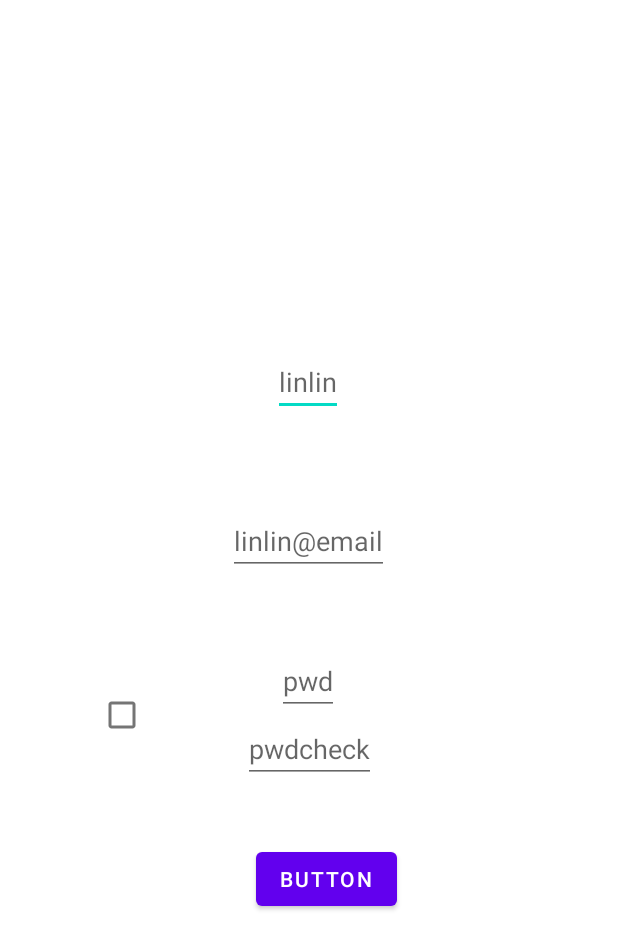
After one commit to uuko/teacher_topic, an Android app: the layout activity_add_teacher.xml on its own in the app's theme, with its tools: preview values and no code run, on a phone screen of 412 x 824 dp. The commit adds this screen. Shown: the top 949 px of the screen. Run offline under Robolectric (Android 15) with nearby library versions, the phone set to English and light mode, and no system bars; network calls fail.

Commit message:
"manerger新增老師帳號 done  "

```diff
--- a/app/build.gradle
+++ b/app/build.gradle
@@ -43,6 +43,8 @@ dependencies {
     implementation 'com.google.android.material:material:1.4.0'
     implementation 'androidx.constraintlayout:constraintlayout:2.1.0'
     implementation 'androidx.legacy:legacy-support-v4:1.0.0'
+    implementation 'androidx.navigation:navigation-fragment-ktx:2.3.5'
+    implementation 'androidx.navigation:navigation-ui-ktx:2.3.5'
     testImplementation 'junit:junit:4.+'
     androidTestImplementation 'androidx.test.ext:junit:1.1.3'
     androidTestImplementation 'androidx.test.espresso:espresso-core:3.4.0'
--- /dev/null
+++ b/app/src/main/java/com/example/linteacher/api/pojo/admin/addteacher/AddTeacherAllResponse.kt
@@ -0,0 +1,5 @@
+package com.example.linteacher.api.pojo.admin.addteacher
+
+data class AddTeacherAllResponse (
+    val result:String=""
+        )
--- a/app/src/main/java/com/example/linteacher/util/Config.kt
+++ b/app/src/main/java/com/example/linteacher/util/Config.kt
@@ -9,9 +9,11 @@ object Config {
     const val TEACHER_SECOND_FRAGMENT="TEACHER_SECOND_FRAGMENT"
     const val ADMIN= "A"
     const val TEACHER= "B"
-
+    const val ADDUSER="ADDUSER"
     //api
     const val LOGIN_URL="teacher/login"
     const val ADMIN_LIST_USER="/admin/teacher/list"
     const val ADMIN_CHANGE_USER_AUTHORITY="/admin/change/user/authority"
+    const val RESULT_OK="200"
+    const val ADMIN_REGISTER_="/teacher/register"
 }
--- /dev/null
+++ b/app/src/main/res/layout/activity_add_teacher.xml
@@ -0,0 +1,72 @@
+<?xml version="1.0" encoding="utf-8"?>
+<androidx.constraintlayout.widget.ConstraintLayout xmlns:android="http://schemas.android.com/apk/res/android"
+        xmlns:app="http://schemas.android.com/apk/res-auto"
+        xmlns:tools="http://schemas.android.com/tools"
+        android:layout_width="match_parent"
+        android:layout_height="match_parent"
+        tools:context=".ui.adminaddteacher.AddTeacherActivity">
+
+    <EditText
+            android:hint="linlin"
+            android:id="@+id/teacherName"
+            android:layout_width="wrap_content"
+            android:layout_height="wrap_content"
+            app:layout_constraintBottom_toBottomOf="parent"
+            app:layout_constraintEnd_toEndOf="parent"
+            app:layout_constraintHorizontal_bias="0.498"
+            app:layout_constraintStart_toStartOf="parent"
+            app:layout_constraintTop_toTopOf="parent"
+            app:layout_constraintVertical_bias="0.298" />
+
+    <EditText
+            android:hint="linlin@email"
+            android:id="@+id/teacherEmail"
+            android:layout_width="wrap_content"
+            android:layout_height="wrap_content"
+            app:layout_constraintBottom_toBottomOf="parent"
+            app:layout_constraintEnd_toEndOf="parent"
+            app:layout_constraintHorizontal_bias="0.498"
+            app:layout_constraintStart_toStartOf="parent"
+            app:layout_constraintTop_toBottomOf="@+id/teacherName"
+            app:layout_constraintVertical_bias="0.121" />
+    <EditText
+            android:hint="pwd"
+            android:id="@+id/teacherPwd"
+            android:layout_width="wrap_content"
+            android:layout_height="wrap_content"
+            app:layout_constraintBottom_toBottomOf="parent"
+            app:layout_constraintEnd_toEndOf="parent"
+            app:layout_constraintHorizontal_bias="0.498"
+            app:layout_constraintStart_toStartOf="parent"
+            app:layout_constraintTop_toBottomOf="@+id/teacherEmail"
+            app:layout_constraintVertical_bias="0.121" />
+
+    <EditText
+            android:hint="pwdcheck"
+            android:id="@+id/teacherCheckPasswd"
+            android:layout_width="wrap_content"
+            android:layout_height="wrap_content"
+            app:layout_constraintEnd_toEndOf="parent"
+            app:layout_constraintStart_toStartOf="parent"
+            app:layout_constraintTop_toBottomOf="@+id/teacherPwd" />
+
+    <CheckBox
+            android:id="@+id/checkBox"
+            android:layout_width="wrap_content"
+            android:layout_height="wrap_content"
+            app:layout_constraintBottom_toBottomOf="@+id/teacherCheckPasswd"
+            app:layout_constraintEnd_toStartOf="@+id/teacherCheckPasswd"
+            app:layout_constraintStart_toStartOf="parent"
+            app:layout_constraintTop_toTopOf="@+id/teacherPwd" />
+
+    <Button
+            android:id="@+id/add_teacher"
+            android:layout_width="wrap_content"
+            android:layout_height="wrap_content"
+            android:layout_marginTop="40dp"
+            android:text="Button"
+            app:layout_constraintEnd_toEndOf="parent"
+            app:layout_constraintHorizontal_bias="0.536"
+            app:layout_constraintStart_toStartOf="parent"
+            app:layout_constraintTop_toBottomOf="@+id/teacherCheckPasswd" />
+</androidx.constraintlayout.widget.ConstraintLayout>
--- a/app/src/main/res/layout/activity_admin_edit.xml
+++ b/app/src/main/res/layout/activity_admin_edit.xml
@@ -15,7 +15,7 @@
             app:layout_constraintStart_toStartOf="parent"
             app:layout_constraintTop_toTopOf="parent" />
     <com.google.android.material.floatingactionbutton.FloatingActionButton
-            android:id="@+id/fab"
+            android:id="@+id/add_btn"
             android:layout_width="wrap_content"
             android:layout_height="wrap_content"
             android:layout_gravity="end|bottom"
--- a/app/src/main/res/values/themes.xml
+++ b/app/src/main/res/values/themes.xml
@@ -13,4 +13,13 @@
         <item name="android:statusBarColor" tools:targetApi="l">?attr/colorPrimaryVariant</item>
         <!-- Customize your theme here. -->
     </style>
+
+    <style name="Theme.Linteacher.NoActionBar">
+        <item name="windowActionBar">false</item>
+        <item name="windowNoTitle">true</item>
+    </style>
+
+    <style name="Theme.Linteacher.AppBarOverlay" parent="ThemeOverlay.AppCompat.Dark.ActionBar" />
+
+    <style name="Theme.Linteacher.PopupOverlay" parent="ThemeOverlay.AppCompat.Light" />
 </resources>
```
Also changed, not shown: app/src/main/AndroidManifest.xml (+7 -2 lines), app/src/main/java/com/example/linteacher/api/ApiServices.kt (+9 -1 lines), app/src/main/java/com/example/linteacher/api/pojo/admin/addteacher/AddTeacherRequest.kt (added, +8 -0 lines), app/src/main/java/com/example/linteacher/ui/adminaddteacher/AddTeacherActivity.kt (added, +79 -0 lines), app/src/main/java/com/example/linteacher/ui/adminaddteacher/AddTeacherRepository.kt (added, +40 -0 lines), app/src/main/java/com/example/linteacher/ui/adminaddteacher/AddTeacherViewModel.kt (added, +23 -0 lines), app/src/main/java/com/example/linteacher/ui/adminaddteacher/AddTeacherViewModelFactory.kt (added, +17 -0 lines), app/src/main/java/com/example/linteacher/ui/adminedituser/AdminEditActivity.kt (+42 -1 lines), app/src/main/res/values/strings.xml (+9 -0 lines).
